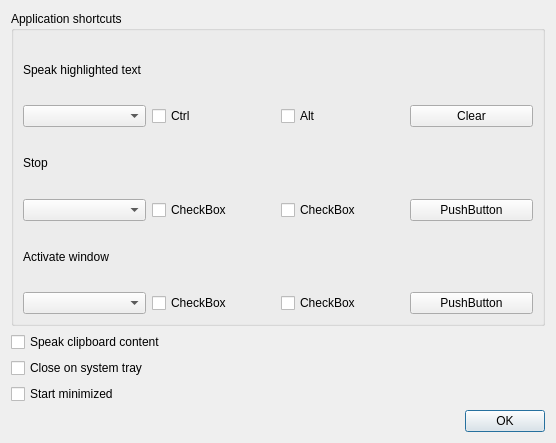
Old version of the form desktop/src/optionsDialog.ui in the repository nstrikos/androidSpeak.
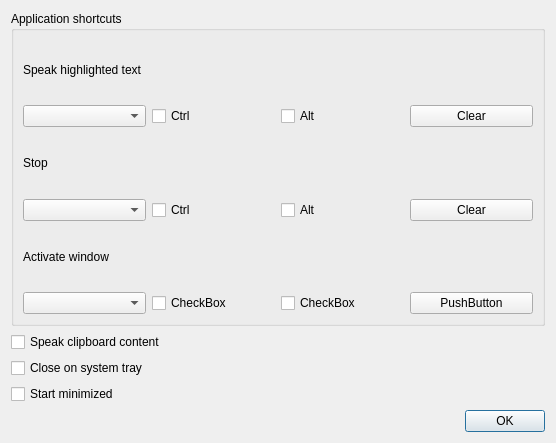
New version of the form.

```diff
--- a/desktop/src/optionsDialog.ui
+++ b/desktop/src/optionsDialog.ui
@@ -76,21 +76,21 @@
           <item>
            <widget class="QCheckBox" name="checkBox_6">
             <property name="text">
-             <string>CheckBox</string>
+             <string>Ctrl</string>
             </property>
            </widget>
           </item>
           <item>
            <widget class="QCheckBox" name="checkBox_7">
             <property name="text">
-             <string>CheckBox</string>
+             <string>Alt</string>
             </property>
            </widget>
           </item>
           <item>
            <widget class="QPushButton" name="pushButton_2">
             <property name="text">
-             <string>PushButton</string>
+             <string>Clear</string>
             </property>
            </widget>
           </item>
```
Left out of the diff: 6 changed lines with no effect on the pictures.
